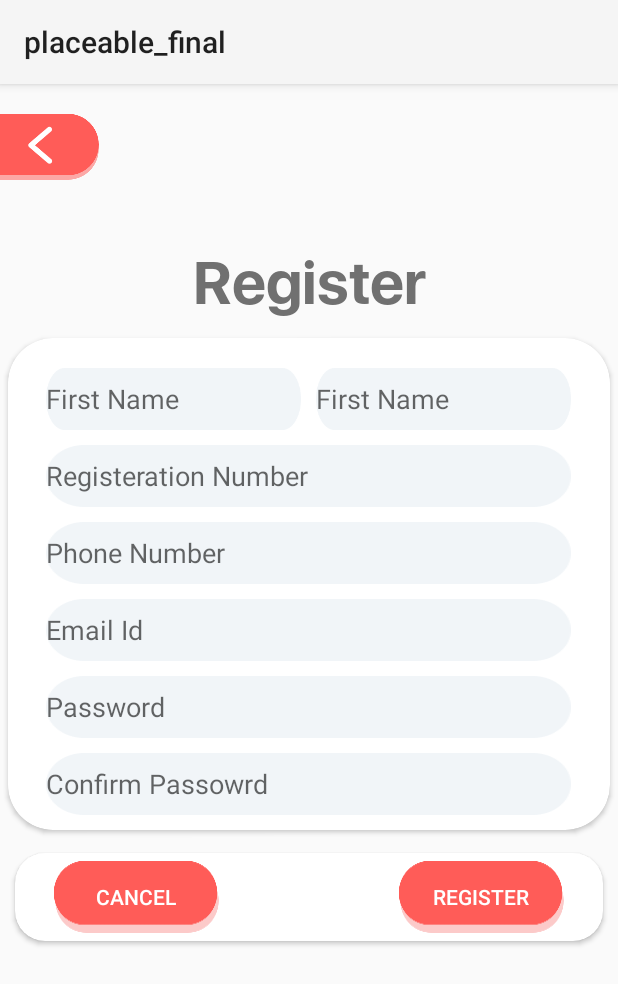
After one commit to mayank-365/placeable_final, an Android app: the signup screen opened directly, with no data from a screen before it, on a phone screen of 412 x 824 dp. The commit adds this screen. Shown: the top 984 px of the screen. Run offline under Robolectric (Android 15) with nearby library versions, the phone set to English and light mode, and no system bars.

Commit message:
registration completed

```diff
--- a/app/src/main/AndroidManifest.xml
+++ b/app/src/main/AndroidManifest.xml
@@ -16,6 +16,7 @@
         android:roundIcon="@mipmap/ic_launcher_round"
         android:supportsRtl="true"
         android:theme="@style/CustomTheme">
+        <activity android:name=".signup" android:exported="true"/>
         <activity android:name=".home" android:exported="true"/>
         <activity
             android:name=".profile"
--- a/app/src/main/java/com/example/placeable_final/MainActivity.java
+++ b/app/src/main/java/com/example/placeable_final/MainActivity.java
@@ -28,7 +28,7 @@ import com.google.android.material.bottomnavigation.BottomNavigationView;
 import com.google.android.material.navigation.NavigationBarView;
 
 public class MainActivity extends AppCompatActivity {
-    Button signin;
+    Button signin,register;
     Animation scaleup,scaledown;
     @Override
     protected void onCreate(@Nullable Bundle savedInstanceState) {
@@ -38,7 +38,7 @@ public class MainActivity extends AppCompatActivity {
         signin=findViewById(R.id.button_signin);
         scaleup= AnimationUtils.loadAnimation(MainActivity.this,R.anim.scale_up);
         scaledown = AnimationUtils.loadAnimation(MainActivity.this,R.anim.scale_down);
-
+        register = findViewById(R.id.notregister);
         signin.setOnTouchListener(new View.OnTouchListener() {
             @Override
             public boolean onTouch(View v, MotionEvent motionEvent) {
@@ -49,6 +49,22 @@ public class MainActivity extends AppCompatActivity {
                 }
                 else if(motionEvent.getAction()==MotionEvent.ACTION_UP){
                     signin.startAnimation(scaledown);
+                }
+
+                return true;
+            }
+        });
+
+        register.setOnTouchListener(new View.OnTouchListener() {
+            @Override
+            public boolean onTouch(View v, MotionEvent motionEvent) {
+                if(motionEvent.getAction()==MotionEvent.ACTION_DOWN){
+                    register.startAnimation(scaleup);
+                    Intent intent=new Intent(MainActivity.this,signup.class);
+                    startActivity(intent);
+                }
+                else if(motionEvent.getAction()==MotionEvent.ACTION_UP){
+                    register.startAnimation(scaledown);
                 }
 
                 return true;
--- /dev/null
+++ b/app/src/main/java/com/example/placeable_final/signup.java
@@ -0,0 +1,14 @@
+package com.example.placeable_final;
+
+import android.os.Bundle;
+
+import androidx.annotation.Nullable;
+import androidx.appcompat.app.AppCompatActivity;
+
+public class signup extends AppCompatActivity {
+    @Override
+    protected void onCreate(@Nullable Bundle savedInstanceState) {
+        super.onCreate(savedInstanceState);
+        setContentView(R.layout.signup);
+    }
+}
--- /dev/null
+++ b/app/src/main/res/layout/signup.xml
@@ -0,0 +1,151 @@
+<?xml version="1.0" encoding="utf-8"?>
+<RelativeLayout xmlns:android="http://schemas.android.com/apk/res/android"
+    android:layout_width="match_parent"
+    android:layout_height="match_parent"
+    xmlns:app="http://schemas.android.com/apk/res-auto">
+    <ImageButton
+        android:id="@+id/register_back"
+        android:layout_width="wrap_content"
+        android:layout_height="wrap_content"
+        android:background="@drawable/backbutton"
+        android:layout_marginTop="20dp"/>
+
+    <TextView
+        android:id="@+id/register_register"
+        android:layout_width="match_parent"
+        android:layout_height="wrap_content"
+        android:layout_below="@id/register_back"
+        android:fontFamily="@font/sf_ui_bold"
+        android:gravity="center"
+        android:text="@string/register"
+        android:textColor="@color/light_grey"
+        android:textSize="40dp"
+        android:layout_marginTop="40dp"/>
+    <androidx.cardview.widget.CardView
+
+        android:id="@+id/register_cardviewfirst"
+        android:layout_width="match_parent"
+        android:layout_height="wrap_content"
+        android:layout_below="@id/register_register"
+        android:layout_marginStart="5dp"
+        android:layout_marginTop="5dp"
+        android:layout_marginEnd="5dp"
+        android:layout_marginBottom="5dp"
+        android:outlineAmbientShadowColor="@color/black"
+        app:cardCornerRadius="30dp"
+        >
+    <LinearLayout
+        android:id="@+id/register_inputfield"
+        android:layout_width="match_parent"
+        android:layout_height="wrap_content"
+        android:layout_below="@id/register_register"
+        android:orientation="vertical"
+        android:padding="10dp"
+        android:gravity="center"
+        >
+    <LinearLayout
+        android:layout_width="wrap_content"
+        android:layout_height="wrap_content"
+        android:layout_marginTop="10dp"
+        >
+
+        <EditText
+            android:layout_width="170dp"
+            android:layout_height="wrap_content"
+            android:layout_marginRight="10dp"
+            android:background="@drawable/input"
+            android:hint="@string/register_firstname" />
+        <EditText
+            android:layout_width="170dp"
+            android:layout_height="wrap_content"
+            android:hint="@string/register_firstname"
+            android:background="@drawable/input"/>
+    </LinearLayout>
+        <EditText
+            android:id="@+id/register_register_no"
+            android:layout_width="350dp"
+            android:layout_height="wrap_content"
+            android:hint="@string/register_regno"
+            android:background="@drawable/input"
+            android:layout_marginTop="10dp"/>
+        <EditText
+            android:id="@+id/register_phone_no"
+            android:layout_width="350dp"
+            android:layout_height="wrap_content"
+            android:inputType="number"
+            android:hint="@string/register_phone_no"
+            android:background="@drawable/input"
+            android:layout_marginTop="10dp"/>
+        <EditText
+            android:id="@+id/register_email"
+            android:layout_width="350dp"
+            android:layout_height="wrap_content"
+            android:hint="@string/register_email"
+            android:background="@drawable/input"
+            android:layout_marginTop="10dp"/>
+        <EditText
+            android:id="@+id/register_password"
+            android:layout_width="350dp"
+            android:inputType="textPassword"
+            android:layout_height="wrap_content"
+            android:hint="@string/register_password"
+            android:background="@drawable/input"
+            android:layout_marginTop="10dp"/>
+        <EditText
+            android:id="@+id/register_confirm_password"
+            android:layout_width="350dp"
+            android:layout_height="wrap_content"
+            android:hint="@string/register_confirm_password"
+            android:background="@drawable/input"
+            android:layout_marginTop="10dp"/>
+    </LinearLayout>
+
+    </androidx.cardview.widget.CardView>
+
+    <androidx.cardview.widget.CardView
+        android:layout_width="match_parent"
+        android:layout_height="wrap_content"
+        android:layout_below="@id/register_cardviewfirst"
+        android:layout_marginStart="10dp"
+        android:layout_marginTop="10dp"
+        android:layout_marginEnd="10dp"
+        android:layout_marginBottom="10dp"
+        android:outlineAmbientShadowColor="@color/black"
+        app:cardCornerRadius="20dp">
+
+        <LinearLayout
+            android:layout_width="match_parent"
+            android:layout_height="wrap_content"
+            android:gravity="center">
+
+            <Button
+                android:id="@+id/register_cancel"
+                android:layout_width="wrap_content"
+                android:layout_height="wrap_content"
+                android:layout_below="@id/register_confirm_password"
+                android:layout_alignParentBottom="true"
+                android:layout_marginTop="5dp"
+                android:layout_marginRight="120dp"
+                android:background="@drawable/button"
+                android:gravity="center"
+                android:text="@string/register_cancel"
+                android:textColor="@color/white"
+                android:layout_marginBottom="5dp"/>
+
+            <Button
+                android:id="@+id/register_request"
+                android:layout_width="wrap_content"
+                android:layout_height="wrap_content"
+                android:layout_below="@id/register_confirm_password"
+                android:layout_alignParentBottom="true"
+                android:layout_marginTop="5dp"
+                android:background="@drawable/button"
+                android:gravity="center"
+                android:text="@string/register_register"
+                android:textColor="@color/white"
+                android:layout_marginBottom="5dp"/>
+        </LinearLayout>
+    </androidx.cardview.widget.CardView>
+
+
+</RelativeLayout>
--- a/app/src/main/res/layout/student_signin.xml
+++ b/app/src/main/res/layout/student_signin.xml
@@ -11,9 +11,11 @@
         android:layout_height="wrap_content"
         android:background="@drawable/backbutton"
         app:layout_constraintBottom_toBottomOf="parent"
+        app:layout_constraintEnd_toEndOf="parent"
+        app:layout_constraintHorizontal_bias="0.0"
         app:layout_constraintStart_toStartOf="parent"
         app:layout_constraintTop_toTopOf="parent"
-        app:layout_constraintVertical_bias="0.05">
+        app:layout_constraintVertical_bias="0.049">
 
     </ImageButton>
 
@@ -33,9 +35,12 @@
         android:layout_width="match_parent"
 
         android:layout_height="wrap_content"
-        tools:layout_editor_absoluteX="0dp"
-        tools:layout_editor_absoluteY="665dp"
-        android:orientation="horizontal">
+        android:orientation="horizontal"
+        app:layout_constraintBottom_toBottomOf="parent"
+        app:layout_constraintEnd_toEndOf="parent"
+        app:layout_constraintStart_toStartOf="parent"
+        app:layout_constraintTop_toBottomOf="@+id/forget_signin"
+        app:layout_constraintVertical_bias="0.688">
 
     </LinearLayout>
 
--- a/app/src/main/res/values/strings.xml
+++ b/app/src/main/res/values/strings.xml
@@ -25,4 +25,13 @@
     <string name="forget">Forget Password</string>
     <string name="register">Register</string>
     <string name="notregsitered">Click Here to</string>
+    <!-- registration page strings -->
+    <string name="register_firstname">First Name</string>
+    <string name="register_regno">Registeration Number</string>
+    <string name="register_phone_no">Phone Number</string>
+    <string name="register_email">Email Id</string>
+    <string name="register_confirm_password">Confirm Passowrd</string>
+    <string name="register_password">Password</string>
+    <string name="register_cancel">Cancel</string>
+    <string name="register_register">Register</string>
 </resources>
```
